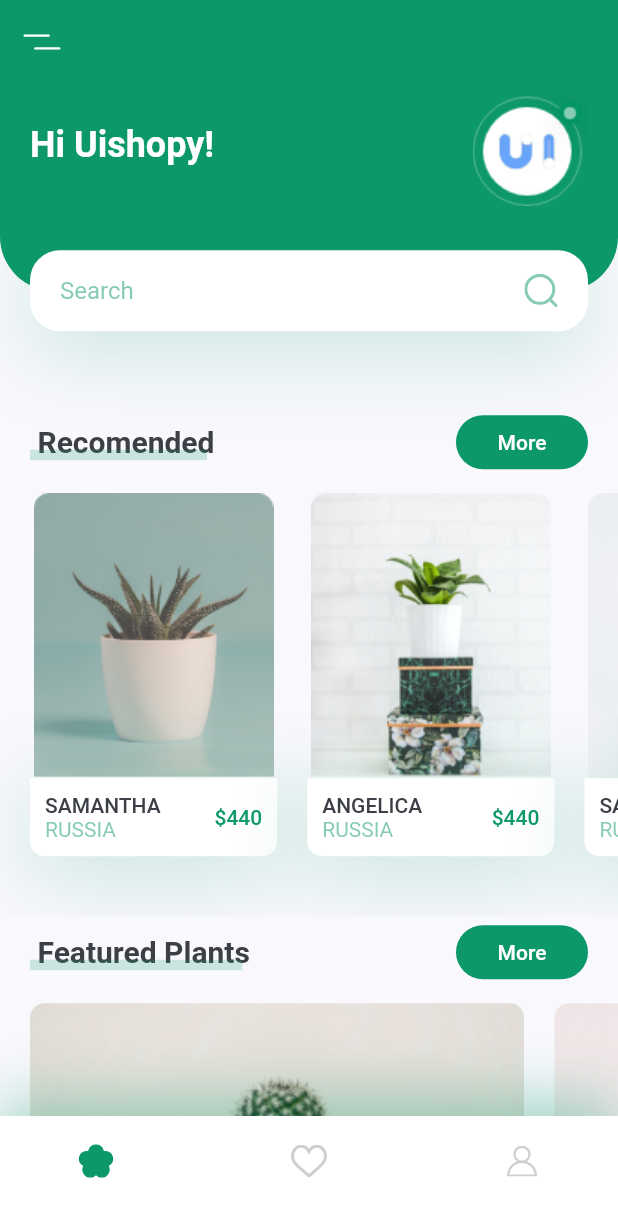
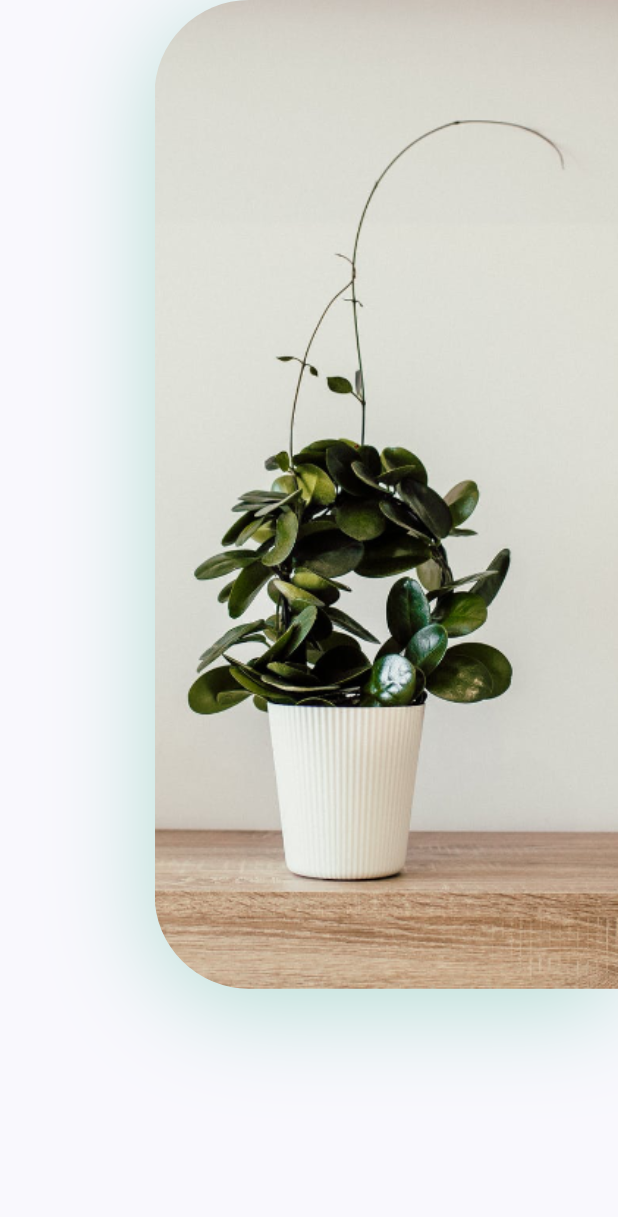
Before and after one commit to cr0w1/plant_app, a Flutter app: the screen it shows after launch, after a tap on an icon or button, on a phone screen of 412 x 824 dp. Shown: the top 1217 px of the screen. Run offline on Flutter 3.47's test engine with Material 2 defaults, Android fonts, the phone set to English and light mode, and no system bars; our stand-ins replace flutter_svg.

Commit message:
implementing details screen

```diff
--- /dev/null
+++ b/lib/screens/details/components/body.dart
@@ -0,0 +1,41 @@
+import 'package:flutter/material.dart';
+import 'package:plant_app/constants.dart';
+
+class Body extends StatelessWidget {
+  @override
+  Widget build(BuildContext context) {
+    Size size = MediaQuery.of(context).size;
+    return Column(
+      children: <Widget>[
+        Row(
+          children: <Widget>[
+            Expanded(
+              child: Column(),
+            ),
+            Container(
+              height: size.height * 0.8,
+              width: size.width * 0.75,
+              decoration: BoxDecoration(
+                borderRadius: BorderRadius.only(
+                  topLeft: Radius.circular(63),
+                  bottomLeft: Radius.circular(63),
+                ),
+                boxShadow: [
+                  BoxShadow(
+                      offset: Offset(0, 10),
+                      blurRadius: 60,
+                      color: kPrimaryColor.withOpacity(0.29))
+                ],
+                image: DecorationImage(
+                  alignment: Alignment.centerLeft,
+                  fit: BoxFit.cover,
+                  image: AssetImage('assets/images/img.png'),
+                ),
+              ),
+            ),
+          ],
+        ),
+      ],
+    );
+  }
+}
--- /dev/null
+++ b/lib/screens/details/details_screen.dart
@@ -0,0 +1,11 @@
+import 'package:flutter/material.dart';
+import 'package:plant_app/screens/details/components/body.dart';
+
+class DetailsScreen extends StatelessWidget {
+  @override
+  Widget build(BuildContext context) {
+    return Scaffold(
+      body: Body(),
+    );
+  }
+}
--- a/lib/screens/home/components/recomend_plants.dart
+++ b/lib/screens/home/components/recomend_plants.dart
@@ -1,5 +1,6 @@
 import 'package:flutter/material.dart';
 import 'package:plant_app/constants.dart';
+import 'package:plant_app/screens/details/details_screen.dart';
 
 class RecomendsPlants extends StatelessWidget {
   const RecomendsPlants({
@@ -17,21 +18,42 @@ class RecomendsPlants extends StatelessWidget {
             title: 'Samantha',
             country: 'Russia',
             price: 440,
-            press: () {},
+            press: () {
+              Navigator.push(
+                context,
+                MaterialPageRoute(
+                  builder: (context) => DetailsScreen(),
+                ),
+              );
+            },
           ),
           RecomendPlantCard(
             image: 'assets/images/image_2.png',
             title: 'Angelica',
             country: 'Russia',
             price: 440,
-            press: () {},
+            press: () {
+              Navigator.push(
+                context,
+                MaterialPageRoute(
+                  builder: (context) => DetailsScreen(),
+                ),
+              );
+            },
           ),
           RecomendPlantCard(
             image: 'assets/images/image_3.png',
             title: 'Samantha',
             country: 'Russia',
             price: 440,
-            press: () {},
+            press: () {
+              Navigator.push(
+                context,
+                MaterialPageRoute(
+                  builder: (context) => DetailsScreen(),
+                ),
+              );
+            },
           ),
         ],
       ),
```
